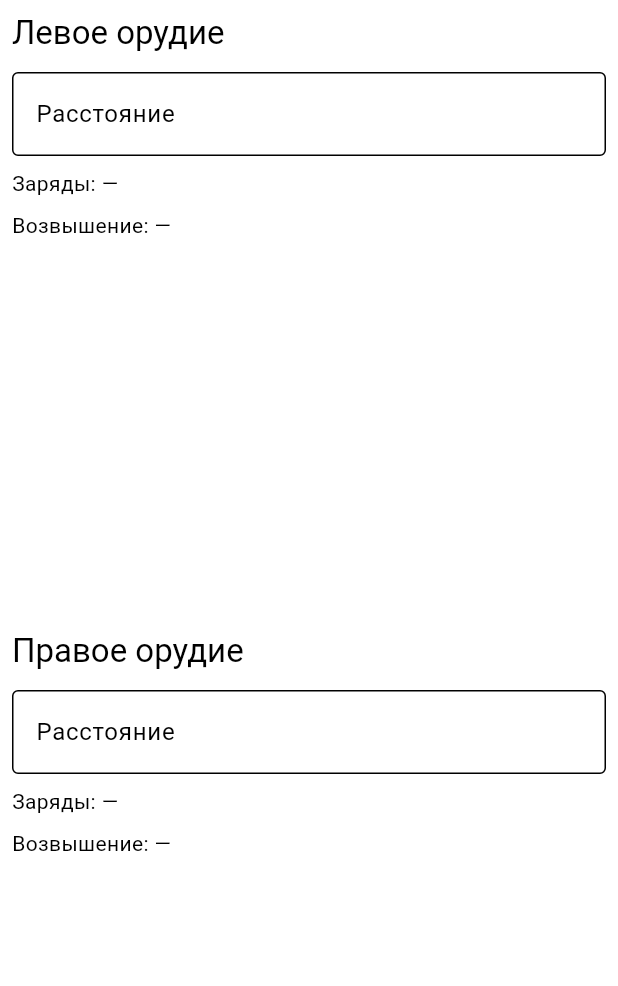
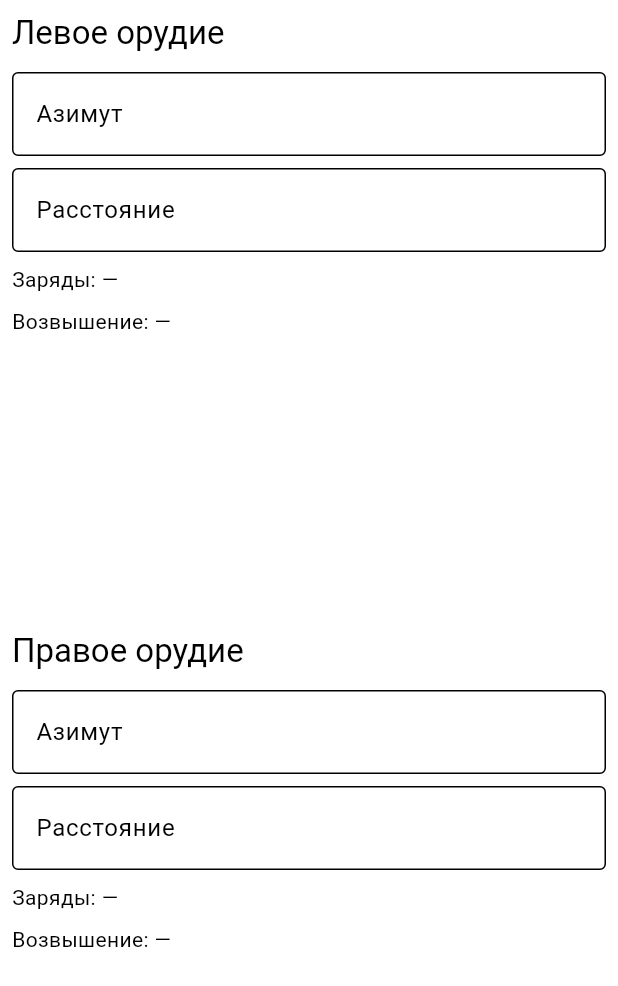
Before and after one commit to UltraMurlock/iron-nest-ballistic-calculator, a Flutter app: the screen it shows after launch, on a phone screen of 412 x 824 dp. Shown: the top 986 px of the screen. Run offline on Flutter 3.47's test engine with Material 3 defaults, Android fonts, the phone set to English and light mode, and no system bars.

Commit message:
feat: azimuth text field

```diff
--- a/lib/main.dart
+++ b/lib/main.dart
@@ -58,17 +58,19 @@ class WeaponPanel extends StatefulWidget {
 }
 
 class _WeaponPanelState extends State<WeaponPanel> {
-  final _controller = TextEditingController();
+  final _distanceTextController = TextEditingController();
+  final _azimuthTextController = TextEditingController();
 
   double? _distance;
 
   @override
   void dispose() {
-    _controller.dispose();
+    _distanceTextController.dispose();
+    _azimuthTextController.dispose();
     super.dispose();
   }
 
-  void _onChanged(String text) {
+  void _onDistanceTextChanged(String text) {
     setState(() => _distance = double.tryParse(text));
   }
 
@@ -91,7 +93,19 @@ class _WeaponPanelState extends State<WeaponPanel> {
           Text(widget.title, style: Theme.of(context).textTheme.titleLarge),
           const SizedBox(height: 12),
           TextField(
-            controller: _controller,
+            controller: _azimuthTextController,
+            keyboardType: TextInputType.number,
+            inputFormatters: [
+              FilteringTextInputFormatter.allow(RegExp(r'^\d*\.?\d{0,2}')),
+            ],
+            decoration: const InputDecoration(
+              labelText: 'Азимут',
+              border: OutlineInputBorder(),
+            ),
+          ),
+          const SizedBox(height: 8),
+          TextField(
+            controller: _distanceTextController,
             keyboardType: TextInputType.number,
             inputFormatters: [
               FilteringTextInputFormatter.allow(RegExp(r'^\d*\.?\d{0,2}')),
@@ -100,7 +114,7 @@ class _WeaponPanelState extends State<WeaponPanel> {
               labelText: 'Расстояние',
               border: OutlineInputBorder(),
             ),
-            onChanged: _onChanged,
+            onChanged: _onDistanceTextChanged,
           ),
           const SizedBox(height: 8),
           Text('Заряды: ${getChargesCountText(charges)}'),
```
